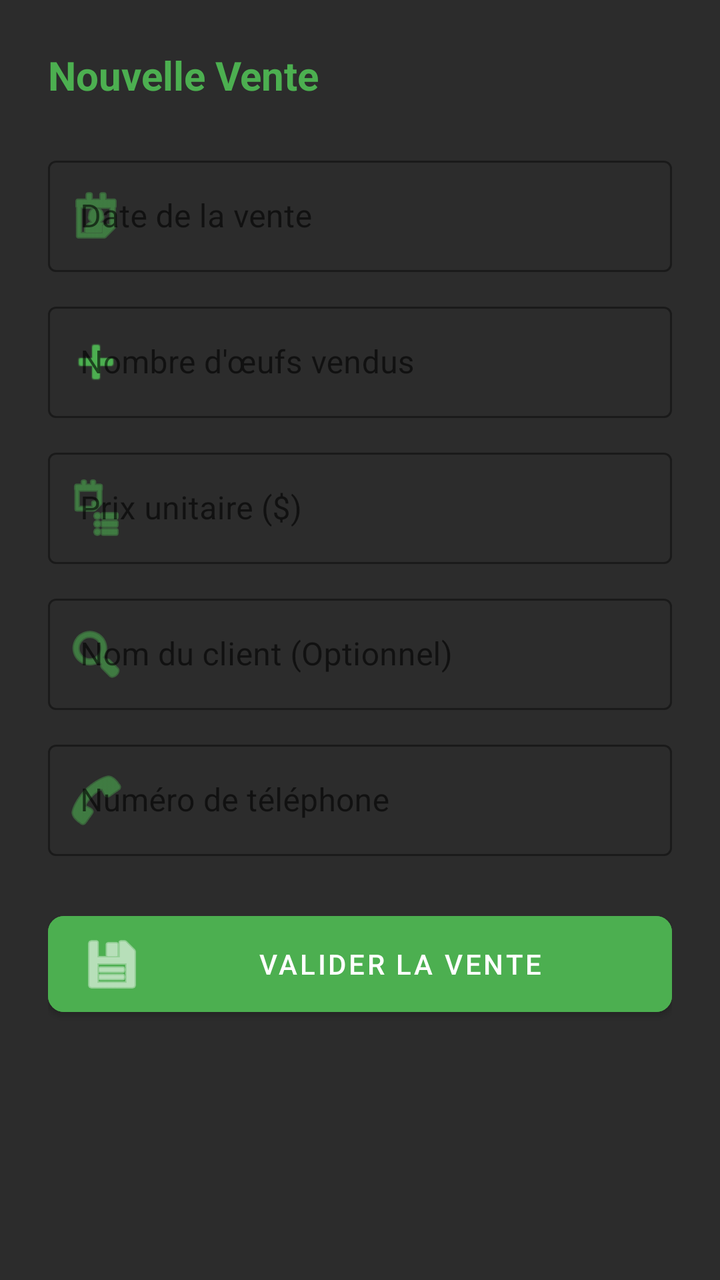
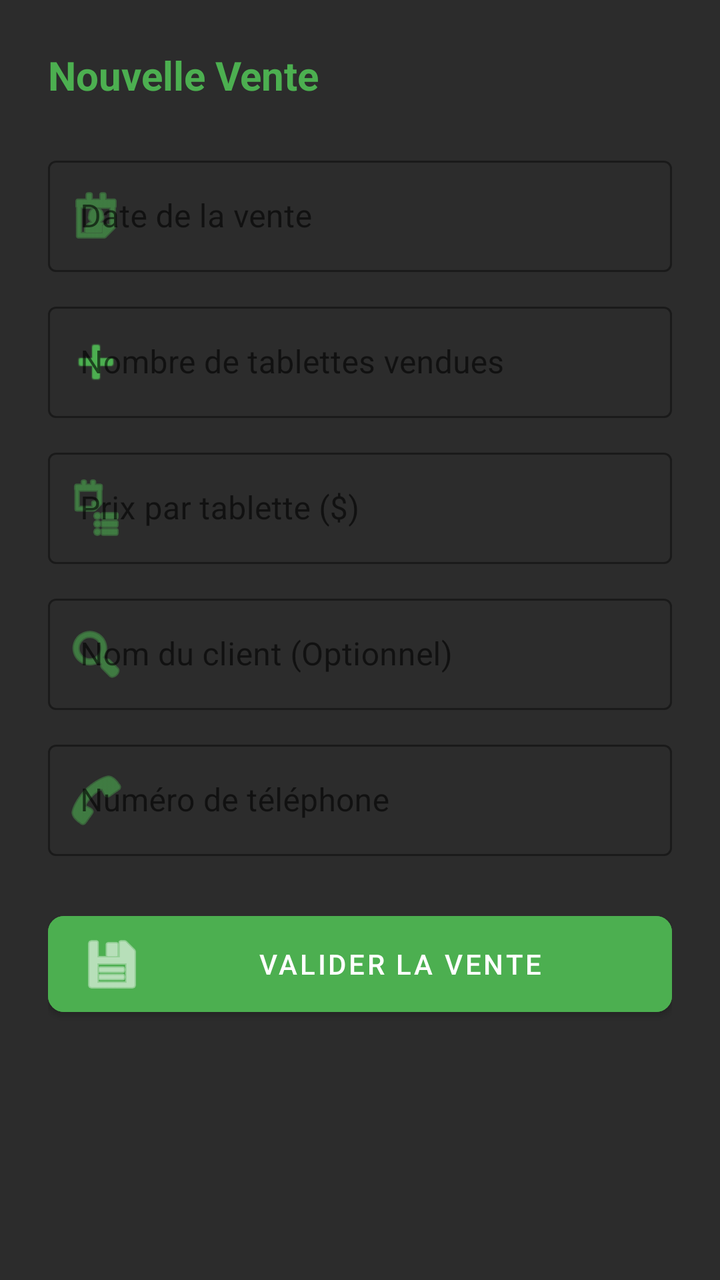

Before-and-after screenshots of an Android layout around one commit, followed by the original layout XML and the change that was made.
<!-- AndroidManifest.xml: application theme Theme.Poulailler_copilot -->
<!-- res/layout/dialog_add_sale.xml -->
<?xml version="1.0" encoding="utf-8"?>
<LinearLayout xmlns:android="http://schemas.android.com/apk/res/android"
    xmlns:app="http://schemas.android.com/apk/res-auto"
    android:layout_width="match_parent"
    android:layout_height="wrap_content"
    android:orientation="vertical"
    android:padding="24dp"
    android:background="#2C2C2C">

    <TextView
        android:layout_width="match_parent"
        android:layout_height="wrap_content"
        android:text="Nouvelle Vente"
        android:textColor="#4CAF50"
        android:textSize="20sp"
        android:textStyle="bold"
        android:layout_marginBottom="24dp"/>

    <com.google.android.material.textfield.TextInputLayout
        android:layout_width="match_parent"
        android:layout_height="wrap_content"
        android:hint="Date de la vente"
        style="@style/Widget.MaterialComponents.TextInputLayout.OutlinedBox"
        android:layout_marginBottom="12dp"
        app:hintTextColor="#B0B0B0"
        app:boxStrokeColor="#4CAF50"
        app:startIconDrawable="@android:drawable/ic_menu_my_calendar"
        app:startIconTint="#4CAF50">
        <com.google.android.material.textfield.TextInputEditText
            android:id="@+id/etSaleDate"
            android:layout_width="match_parent"
            android:layout_height="wrap_content"
            android:focusable="false"
            android:clickable="true"
            android:textColor="@color/white" />
    </com.google.android.material.textfield.TextInputLayout>

    <com.google.android.material.textfield.TextInputLayout
        android:layout_width="match_parent"
        android:layout_height="wrap_content"
        android:hint="Nombre d'œufs vendus"
        style="@style/Widget.MaterialComponents.TextInputLayout.OutlinedBox"
        android:layout_marginBottom="12dp"
        app:hintTextColor="#B0B0B0"
        app:boxStrokeColor="#4CAF50"
        app:startIconDrawable="@android:drawable/ic_input_add"
        app:startIconTint="#4CAF50">
        <com.google.android.material.textfield.TextInputEditText
            android:id="@+id/etQuantity"
            android:layout_width="match_parent"
            android:layout_height="wrap_content"
            android:inputType="number"
            android:textColor="@color/white" />
    </com.google.android.material.textfield.TextInputLayout>

    <com.google.android.material.textfield.TextInputLayout
        android:id="@+id/tilUnitPrice"
        android:layout_width="match_parent"
        android:layout_height="wrap_content"
        android:hint="Prix unitaire ($)"
        style="@style/Widget.MaterialComponents.TextInputLayout.OutlinedBox"
        android:layout_marginBottom="12dp"
        app:hintTextColor="#B0B0B0"
        app:boxStrokeColor="#4CAF50"
        app:startIconDrawable="@android:drawable/ic_menu_agenda"
        app:startIconTint="#4CAF50">
        <com.google.android.material.textfield.TextInputEditText
            android:id="@+id/etUnitPrice"
            android:layout_width="match_parent"
            android:layout_height="wrap_content"
            android:inputType="numberDecimal"
            android:textColor="@color/white" />
    </com.google.android.material.textfield.TextInputLayout>

    <com.google.android.material.textfield.TextInputLayout
        android:layout_width="match_parent"
        android:layout_height="wrap_content"
        android:hint="Nom du client (Optionnel)"
        style="@style/Widget.MaterialComponents.TextInputLayout.OutlinedBox"
        android:layout_marginBottom="12dp"
        app:hintTextColor="#B0B0B0"
        app:boxStrokeColor="#4CAF50"
        app:startIconDrawable="@android:drawable/ic_menu_search"
        app:startIconTint="#4CAF50">
        <com.google.android.material.textfield.TextInputEditText
            android:id="@+id/etBuyer"
            android:layout_width="match_parent"
            android:layout_height="wrap_content"
            android:inputType="textPersonName"
            android:textColor="@color/white" />
    </com.google.android.material.textfield.TextInputLayout>

    <com.google.android.material.textfield.TextInputLayout
        android:layout_width="match_parent"
        android:layout_height="wrap_content"
        android:hint="Numéro de téléphone"
        style="@style/Widget.MaterialComponents.TextInputLayout.OutlinedBox"
        android:layout_marginBottom="24dp"
        app:hintTextColor="#B0B0B0"
        app:boxStrokeColor="#4CAF50"
        app:startIconDrawable="@android:drawable/ic_menu_call"
        app:startIconTint="#4CAF50">
        <com.google.android.material.textfield.TextInputEditText
            android:id="@+id/etPhoneNumber"
            android:layout_width="match_parent"
            android:layout_height="wrap_content"
            android:inputType="phone"
            android:textColor="@color/white" />
    </com.google.android.material.textfield.TextInputLayout>

    <com.google.android.material.button.MaterialButton
        android:id="@+id/btnSaveSale"
        android:layout_width="match_parent"
        android:layout_height="60dp"
        android:text="VALIDER LA VENTE"
        android:backgroundTint="#4CAF50"
        android:textColor="@color/white"
        app:cornerRadius="8dp"
        app:icon="@android:drawable/ic_menu_save"/>
</LinearLayout>
<!-- resources referenced by this layout -->
<resources>
  <color name="white">#FFFFFFFF</color>
  <style name="Theme.Poulailler_copilot" parent="Theme.MaterialComponents.DayNight.NoActionBar">
          
          <item name="colorPrimary">@color/primary</item>
          <item name="colorPrimaryVariant">@color/primary_variant</item>
          <item name="colorOnPrimary">@color/white</item>
  
          
          <item name="colorSecondary">@color/secondary</item>
          <item name="colorSecondaryVariant">@color/secondary_variant</item>
          <item name="colorOnSecondary">@color/white</item>
  
          
          <item name="android:windowBackground">@color/background</item>
          <item name="backgroundColor">@color/background</item>
  
          
          <item name="android:statusBarColor">?attr/colorPrimaryVariant</item>
  
          
          <item name="materialCardViewStyle">@style/Widget.App.CardView</item>
          <item name="shapeAppearanceLargeComponent">@style/ShapeAppearance.App.LargeComponent</item>
      </style>
  <color name="primary">#006D3A</color>
  <color name="primary_variant">#004D22</color>
  <color name="secondary">#43A047</color>
  <color name="secondary_variant">#2E7D32</color>
  <color name="background">@color/off_white</color>
  <style name="Widget.App.CardView" parent="Widget.MaterialComponents.CardView">
          <item name="cardElevation">2dp</item>
          <item name="cardCornerRadius">16dp</item>
          <item name="cardBackgroundColor">@color/surface</item>
          <item name="strokeWidth">0dp</item>
      </style>
  <style name="ShapeAppearance.App.LargeComponent" parent="ShapeAppearance.MaterialComponents.LargeComponent">
          <item name="cornerFamily">rounded</item>
          <item name="cornerSize">16dp</item>
      </style>
  <color name="off_white">#F8F9FA</color>
  <color name="surface">#FFFFFF</color>
</resources>

<!-- the commit's change to res/layout/dialog_add_sale.xml (unified diff, before → after) -->
@@ -38,7 +38,7 @@
     <com.google.android.material.textfield.TextInputLayout
         android:layout_width="match_parent"
         android:layout_height="wrap_content"
-        android:hint="Nombre d'œufs vendus"
+        android:hint="Nombre de tablettes vendues"
         style="@style/Widget.MaterialComponents.TextInputLayout.OutlinedBox"
         android:layout_marginBottom="12dp"
         app:hintTextColor="#B0B0B0"
@@ -57,7 +57,7 @@
         android:id="@+id/tilUnitPrice"
         android:layout_width="match_parent"
         android:layout_height="wrap_content"
-        android:hint="Prix unitaire ($)"
+        android:hint="Prix par tablette ($)"
         style="@style/Widget.MaterialComponents.TextInputLayout.OutlinedBox"
         android:layout_marginBottom="12dp"
         app:hintTextColor="#B0B0B0"
